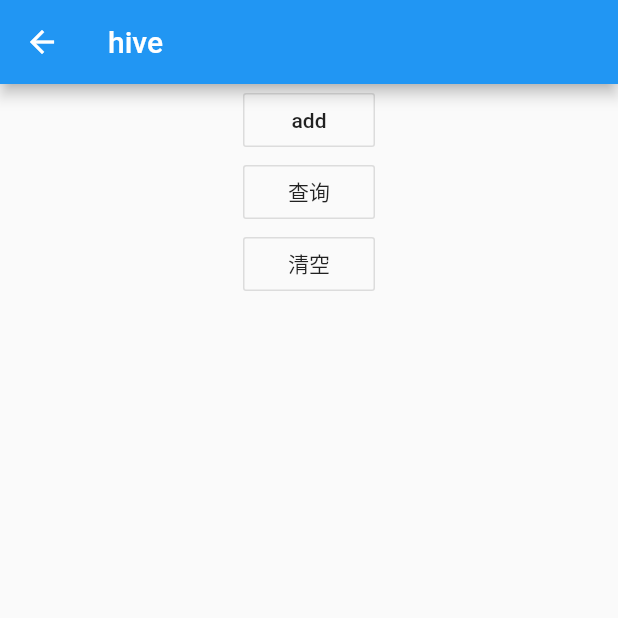
After one commit to ifgyong/flutter-example, a Flutter app: the BaseHive screen opened by its route, on a phone screen of 412 x 824 dp, the top half of it. The commit adds this screen. Run offline on Flutter 3.47's test engine with Material 2 defaults, Android fonts, the phone set to English and light mode, and no system bars; our stand-ins replace bloc, dio, equatable, flutter_bloc, flutter_redux, hive and 3 more; missing offline and left inert: dart:ffi, dart:html, flutter_easyhub, flutter_simple_record_and_player; accounts and stored records are empty; statements that could not run were skipped.

```diff
--- a/lib/tips/bloc/list_cubit/bloc/list_bloc.dart
+++ b/lib/tips/bloc/list_cubit/bloc/list_bloc.dart
@@ -1,3 +1,5 @@
+import 'dart:convert';
+
 import 'package:flutter_bloc/flutter_bloc.dart';
 import 'package:fluttertest01/tips/bloc/list_cubit/list_events/list_event.dart';
 import 'package:fluttertest01/tips/bloc/list_cubit/list_status/list_state.dart';
@@ -17,7 +19,7 @@ class PostBloc extends Bloc<PostEvent, PostState> {
     final currentState = state;
     print('$event');
     try {
-      if (event is PostFetchedEvent && _hasReachdMax(state) == false) {
+      if (event is PostFetchedEvent && _hasReachMax(state) == false) {
         if (currentState is PostInitial) {
           final posts = await _fetchPosts(0, 20);
           yield PostSuccess(posts: posts, hasReachedMax: false);
@@ -39,7 +41,7 @@ class PostBloc extends Bloc<PostEvent, PostState> {
   }
 
   /// 是否有最大值
-  bool _hasReachdMax(PostState state) {
+  bool _hasReachMax(PostState state) {
     return state is PostSuccess && (state).hasReachedMax == true;
   }
 
--- /dev/null
+++ b/lib/tips/hive/base_hive.dart
@@ -0,0 +1,107 @@
+import 'package:flutter/cupertino.dart';
+import 'package:flutter/material.dart';
+import 'package:fluttertest01/tips/hive/hive_person.dart';
+import 'package:hive/hive.dart';
+import 'package:path_provider/path_provider.dart';
+import 'package:quiver/mirrors.dart';
+import 'dart:core';
+
+///
+/// Created by fgyong on 2020/10/10.
+///
+class BaseHive extends StatefulWidget {
+  @override
+  State<StatefulWidget> createState() {
+    return _BaseHive();
+  }
+
+  static String get routeName => '/BaseHive';
+}
+
+class _BaseHive extends State<BaseHive> {
+  @override
+  Widget build(BuildContext context) {
+    return Scaffold(
+      appBar: AppBar(
+        title: Text('hive'),
+      ),
+      body: Center(
+        child: Column(
+          children: [
+            OutlineButton(
+              child: Text('add'),
+              onPressed: add,
+            ),
+            OutlineButton(
+              child: Text('查询'),
+              onPressed: _query,
+            ),
+            OutlineButton(
+              child: Text('清空'),
+              onPressed: _clear,
+            ),
+          ],
+        ),
+      ),
+    );
+  }
+
+  void _clear() async {
+    // if (Hive.isBoxOpen('testBox') == false) {
+    //   await Hive.openBox('testBox', path: (await getTemporaryDirectory()).path);
+    // }
+    // var box = await Hive.box('testBox');
+    // await box.deleteFromDisk();
+    // Symbol lib = new Symbol('Person_lib');
+    // Symbol className = Symbol('Person');
+  }
+
+  // void testSymbol(Symbol lib, Symbol className) {}
+
+  void add() async {
+    if (Hive.isAdapterRegistered(PersonAdapter().typeId) == false) {
+      Hive.registerAdapter(PersonAdapter());
+    }
+    if (Hive.isBoxOpen('testBox') == false) {
+      await Hive.openBox('testBox', path: (await getTemporaryDirectory()).path);
+    }
+    var box = await Hive.box('testBox');
+
+    box.put('name', 'David');
+    box.add(Person('laowng'));
+
+    box.add(Person('老李'));
+
+    print('Name: ${box.get('name')}');
+    await box.close();
+    // printLog();
+  }
+
+  void _query() async {
+    if (Hive.isBoxOpen('testBox') == false) {
+      await Hive.close();
+      await Hive.openBox<Person>('testBox',
+          path: (await getTemporaryDirectory()).path);
+    }
+
+    var box = Hive.box<Person>('testBox');
+
+    box.values.forEach((element) {
+      print('${element.toString()}');
+    });
+  }
+
+  void printLog() async {
+    var box = await Hive.openBox('testBox',
+        path: (await getTemporaryDirectory()).path);
+    print('${box.path}');
+    box.values.forEach((element) {
+      print('${element.toString()}');
+    });
+  }
+
+  @override
+  void initState() {
+    super.initState();
+  }
+}
--- /dev/null
+++ b/lib/tips/hive/hive_person.dart
@@ -0,0 +1,35 @@
+import 'package:flutter/cupertino.dart';
+import 'package:flutter/material.dart';
+
+///
+/// Created by fgyong on 2020/10/10.
+///
+
+import 'package:hive/hive.dart';
+import 'package:json_annotation/json_annotation.dart';
+
+@HiveType(typeId: 1)
+@HiveType()
+class Person extends HiveObject {
+  @HiveField(0)
+  String name;
+
+  Person(this.name);
+}
+
+class PersonAdapter extends TypeAdapter<Person> {
+  @override
+  Person read(BinaryReader reader) {
+    return Person(reader.read());
+  }
+
+  @override
+  int get typeId => 2;
+
+  @override
+  void write(BinaryWriter writer, Person obj) {
+    writer.write(obj.name);
+    // writer.write(obj.age);
+    // writer.write(obj.friends);
+  }
+}
```
Also changed, not shown: lib/main.dart (+13 -3 lines), lib/mainUtil.dart (+62 -62 lines), pubspec.yaml (+4 -4 lines), pubspec.lock, 5 other files.
